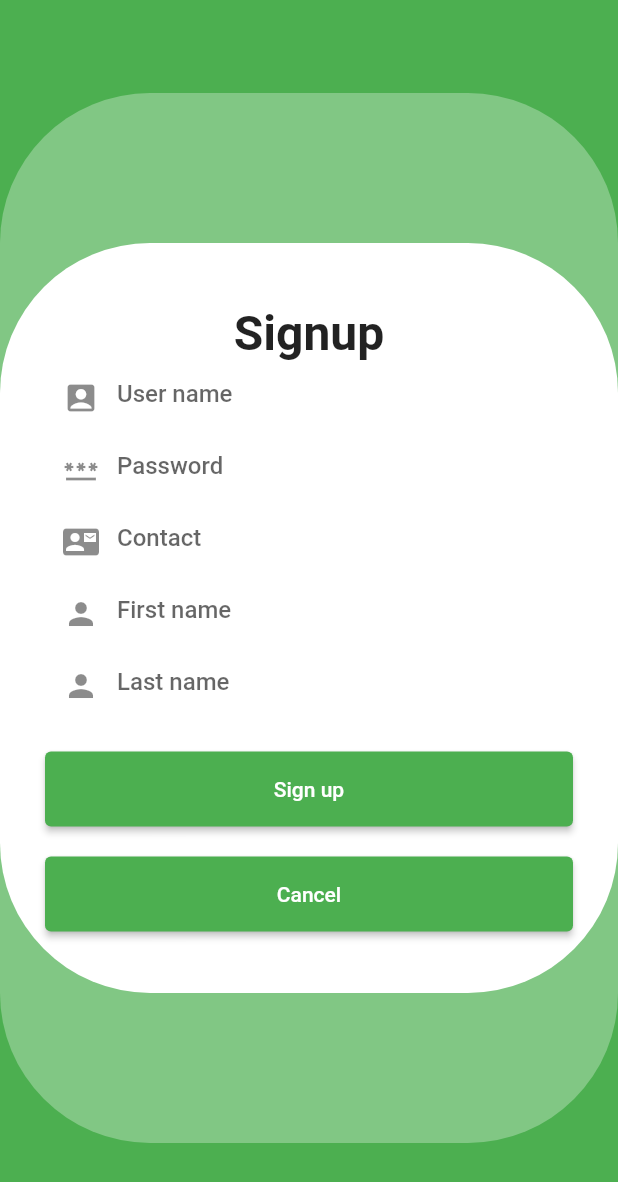
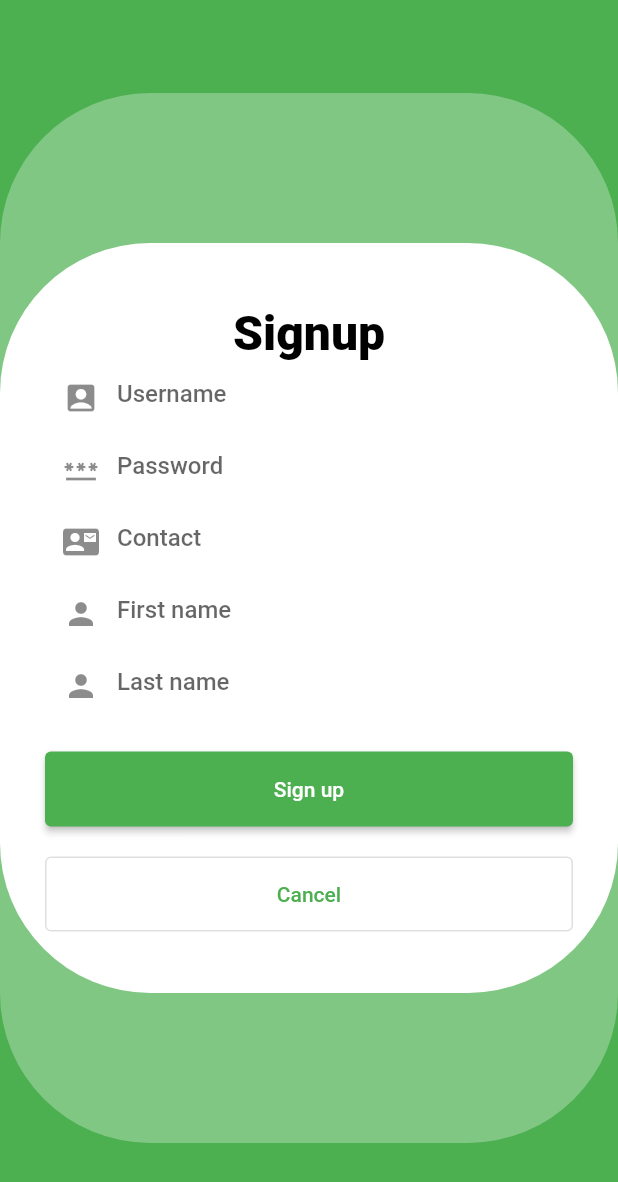
Before and after one commit to mobile-samples/flutter-location, a Flutter app: the SignupWidget screen opened directly, on a phone screen of 412 x 824 dp. Shown: the top 1182 px of the screen. Run offline on Flutter 3.47's test engine with Material 2 defaults, Android fonts, the phone set to English and light mode, and no system bars; our stand-ins replace flutter_map, flutter_rating_bar, flutter_secure_storage, latlong2, webview_flutter; missing offline and left inert: dart:ffi; accounts and stored records are empty; network calls fail.

Commit message:
update 2

```diff
--- a/lib/models/auth.dart
+++ b/lib/models/auth.dart
@@ -19,12 +19,30 @@ class AuthInfo {
 }
 
 class AuthResponse {
-  AuthResponse(this.user, this.status);
-  AuthInfo user;
+  AuthResponse(this.user, this.status, this.errors);
+
+  AuthInfo? user;
   int status;
+  List<ErrorResponse>? errors;
 
   factory AuthResponse.fromJson(Map<String, dynamic> json) => AuthResponse(
-        AuthInfo.fromJson(json['user']),
+        json['user'] == null ? null : AuthInfo.fromJson(json['user']),
         json['status'],
+        json['errors'] == null
+            ? null
+            : List<ErrorResponse>.from(
+                json['errors'].map((data) => ErrorResponse.fromJson(data))),
       );
 }
+
+class ErrorResponse {
+  ErrorResponse(this.field, this.code);
+
+  String field;
+  String code;
+
+  factory ErrorResponse.fromJson(Map<String, dynamic> json) => ErrorResponse(
+        json['field'] == null ? '' : json['field'],
+        json['code'] == null ? '' : json['code'],
+      );
+}
--- a/lib/widgets/auth/login.dart
+++ b/lib/widgets/auth/login.dart
@@ -2,10 +2,8 @@ import 'package:flutter/material.dart';
 import 'package:flutter_user/models/auth.dart';
 import 'package:flutter_user/services/auth.dart';
 import 'package:flutter_user/widget-helpers/circle-background.dart';
-import 'package:flutter_user/widgets/auth/signup.dart';
 import 'package:flutter_user/widgets/home.dart';
 import '../../common/dialog.dart';
-import 'change-password.dart';
 
 class LoginWidget extends StatefulWidget {
   const LoginWidget({Key? key}) : super(key: key);
--- a/lib/widgets/auth/signup.dart
+++ b/lib/widgets/auth/signup.dart
@@ -28,7 +28,7 @@ class _SignupWidgetState extends State<SignupWidget> {
     final String firstName = firstnameController.value.text;
     final String lastName = lastnameController.value.text;
 
-    final int resBody = await AuthService.instance.signup(
+    final AuthResponse authRes = await AuthService.instance.signup(
       username: username,
       password: password,
       contact: contact,
@@ -36,19 +36,25 @@ class _SignupWidgetState extends State<SignupWidget> {
       lastName: lastName,
     );
 
-    if (resBody == 1) {
+    if (authRes.status == 1) {
       return Navigator.push(
         context,
         MaterialPageRoute(builder: (context) => const LoginWidget()),
       );
     }
-    return showDialogWithMsg(context, 'Alert', 'Signup failed');
+
+    String msg = '';
+    authRes.errors?.forEach((err) {
+      msg += err.field + " " + err.code + '\n';
+    });
+
+    return showDialogWithMsg(context, 'Alert', 'Signup failed\n' + msg);
   }
 
   @override
   Widget build(BuildContext context) {
     return Scaffold(
-      resizeToAvoidBottomInset: true,
+      resizeToAvoidBottomInset: false,
       body: Column(
         children: [
           CircleBackground(
@@ -61,14 +67,13 @@ class _SignupWidgetState extends State<SignupWidget> {
                     children: [
                       Text(
                         "Signup",
-                        style: TextStyle(
-                            fontSize: 32, fontWeight: FontWeight.w700),
+                        style: Theme.of(context).textTheme.titleLarge,
                       ),
                       TextField(
                         controller: userNameController,
                         decoration: InputDecoration(
                           prefixIcon: Icon(Icons.account_box),
-                          hintText: "User name",
+                          hintText: "Username",
                           border: InputBorder.none,
                           fillColor: Colors.green,
                         ),
@@ -87,9 +92,6 @@ class _SignupWidgetState extends State<SignupWidget> {
                       ),
                       TextField(
                         controller: contactController,
-                        obscureText: true,
-                        enableSuggestions: false,
-                        autocorrect: false,
                         decoration: InputDecoration(
                           prefixIcon: Icon(Icons.contact_mail),
                           hintText: "Contact",
@@ -99,9 +101,6 @@ class _SignupWidgetState extends State<SignupWidget> {
                       ),
                       TextField(
                         controller: firstnameController,
-                        obscureText: true,
-                        enableSuggestions: false,
-                        autocorrect: false,
                         decoration: InputDecoration(
                           prefixIcon: Icon(Icons.person),
                           hintText: "First name",
@@ -111,9 +110,6 @@ class _SignupWidgetState extends State<SignupWidget> {
                       ),
                       TextField(
                         controller: lastnameController,
-                        obscureText: true,
-                        enableSuggestions: false,
-                        autocorrect: false,
                         decoration: InputDecoration(
                           prefixIcon: Icon(Icons.person),
                           hintText: "Last name",
@@ -126,18 +122,10 @@ class _SignupWidgetState extends State<SignupWidget> {
                         onPressed: () {
                           handleSignup();
                         },
-                        style: ButtonStyle(
-                          backgroundColor:
-                              MaterialStatePropertyAll<Color>(Colors.green),
-                          minimumSize: MaterialStatePropertyAll<Size>(
-                              Size(double.infinity, 50)),
-                          padding: MaterialStatePropertyAll<EdgeInsetsGeometry>(
-                              EdgeInsets.fromLTRB(15, 0, 15, 0)),
-                        ),
                         child: const Text('Sign up'),
                       ),
                       SizedBox(width: 0, height: 20),
-                      ElevatedButton(
+                      OutlinedButton(
                         onPressed: () {
                           Navigator.pop(
                             context,
@@ -145,14 +133,6 @@ class _SignupWidgetState extends State<SignupWidget> {
                                 builder: (context) => const LoginWidget()),
                           );
                         },
-                        style: ButtonStyle(
-                          backgroundColor:
-                              MaterialStatePropertyAll<Color>(Colors.green),
-                          minimumSize: MaterialStatePropertyAll<Size>(
-                              Size(double.infinity, 50)),
-                          padding: MaterialStatePropertyAll<EdgeInsetsGeometry>(
-                              EdgeInsets.fromLTRB(15, 0, 15, 0)),
-                        ),
                         child: const Text('Cancel'),
                       ),
                     ],
@@ -160,8 +140,6 @@ class _SignupWidgetState extends State<SignupWidget> {
                 ),
               ],
             ),
-            // ),
-            // ),
           )
         ],
       ),
```
Also changed, not shown: lib/common/app_theme.dart (+17 -6 lines), lib/common/hyberlink.dart (added, +14 -0 lines), lib/services/auth.dart (+56 -4 lines), lib/widgets/auth/change-password.dart (+2 -22 lines), lib/widgets/auth/forgot-password.dart (added, +88 -0 lines), lib/widgets/auth/reset-password.dart (added, +78 -0 lines).
